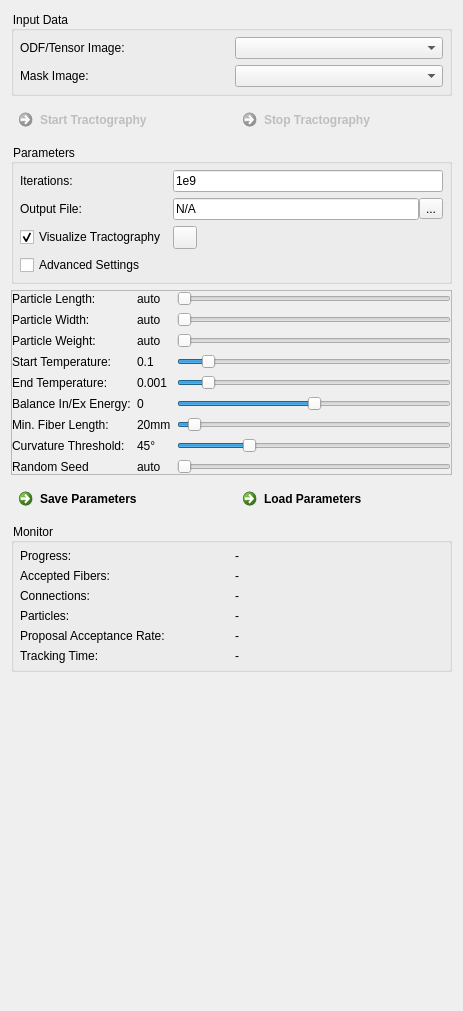
Old version of the form Plugins/org.mitk.gui.qt.diffusionimaging.tractography/src/internal/QmitkGibbsTrackingViewControls.ui in the repository MIC-DKFZ/MITK-Diffusion.
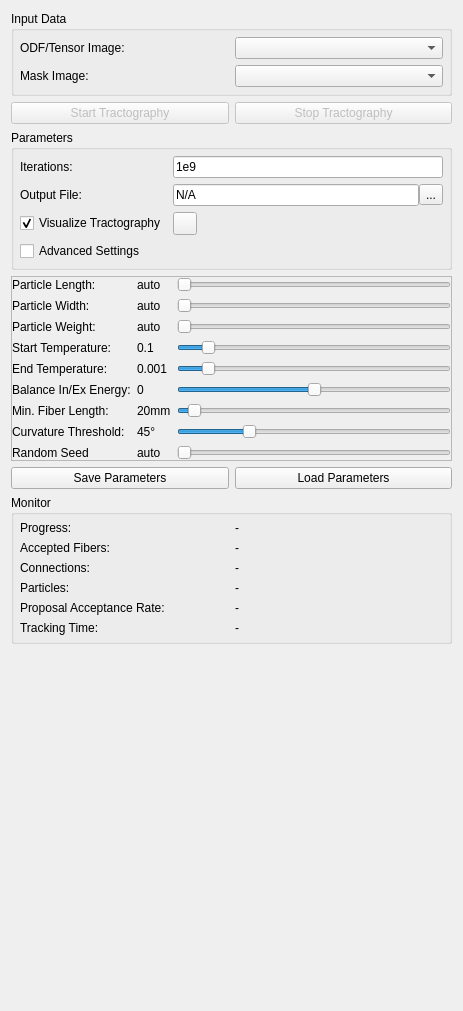
New version of the form. Icons and pictures are not drawn. Custom widgets are drawn as their Qt base class.

Commit message: Use theme-conform buttons and styles in views

What changed in the file:
```diff
--- a/Plugins/org.mitk.gui.qt.diffusionimaging.tractography/src/internal/QmitkGibbsTrackingViewControls.ui
+++ b/Plugins/org.mitk.gui.qt.diffusionimaging.tractography/src/internal/QmitkGibbsTrackingViewControls.ui
@@ -25,15 +25,6 @@
   <property name="windowTitle">
    <string>QmitkTemplate</string>
   </property>
-  <property name="styleSheet">
-   <string>QCommandLinkButton:disabled {
-  border: none;
-}
-
-QGroupBox {
-  background-color: transparent;
-}</string>
-  </property>
   <layout class="QFormLayout" name="formLayout">
    <property name="fieldGrowthPolicy">
     <enum>QFormLayout::AllNonFixedFieldsGrow</enum>
@@ -66,7 +57,7 @@
        <number>6</number>
       </property>
       <item row="1" column="0">
-       <widget class="QCommandLinkButton" name="m_TrackingStart">
+       <widget class="QPushButton" name="m_TrackingStart">
         <property name="enabled">
          <bool>false</bool>
         </property>
@@ -87,7 +78,7 @@
        </widget>
       </item>
       <item row="1" column="1">
-       <widget class="QCommandLinkButton" name="m_TrackingStop">
+       <widget class="QPushButton" name="m_TrackingStop">
         <property name="enabled">
          <bool>false</bool>
         </property>
@@ -805,7 +796,7 @@
        <number>6</number>
       </property>
       <item row="0" column="0">
-       <widget class="QCommandLinkButton" name="m_SaveTrackingParameters">
+       <widget class="QPushButton" name="m_SaveTrackingParameters">
         <property name="enabled">
          <bool>true</bool>
         </property>
@@ -826,7 +817,7 @@
        </widget>
       </item>
       <item row="0" column="1">
-       <widget class="QCommandLinkButton" name="m_LoadTrackingParameters">
+       <widget class="QPushButton" name="m_LoadTrackingParameters">
         <property name="enabled">
          <bool>true</bool>
         </property>
```
The commit also changes 36 other files.
